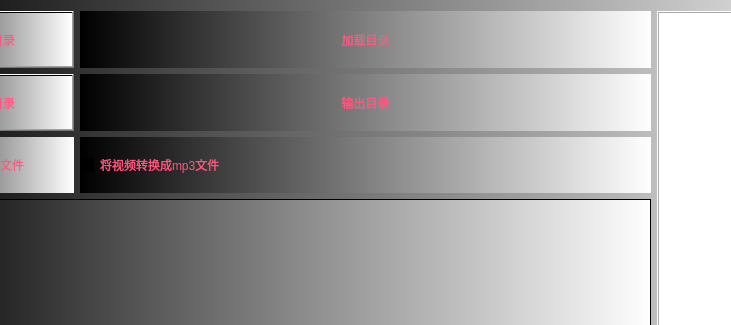
The window that videoconvert.ui (MyQt/cache_video_convert) describes before a commit, drawn with Qt 5; both pictures show x 127 to 858 and y 0 to 325 of the 1050 by 560 pixel window.
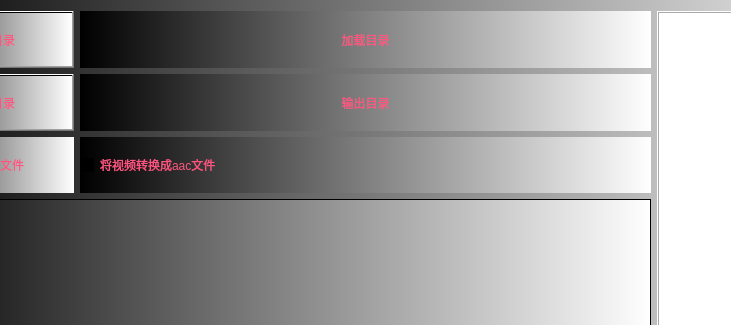
The same window after the commit.

Commit message: 1.视频mp4到音频转换，将转换格式改为aac，大幅提高转换速度。 2.转换完成，提供打开输出文件夹功能

Patch:
```diff
--- a/videoconvert.ui
+++ b/videoconvert.ui
@@ -218,7 +218,7 @@
         </sizepolicy>
        </property>
        <property name="text">
-        <string>将视频转换成mp3文件</string>
+        <string>将视频转换成aac文件</string>
        </property>
       </widget>
      </item>
```
The commit also changes 4 other files.
